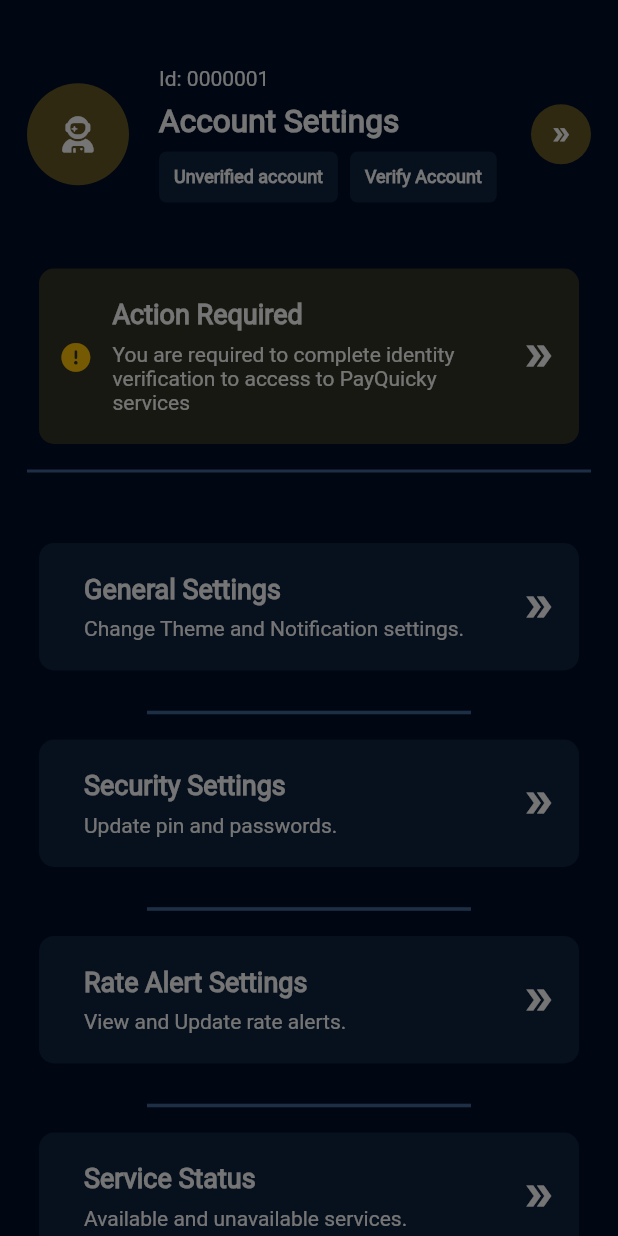
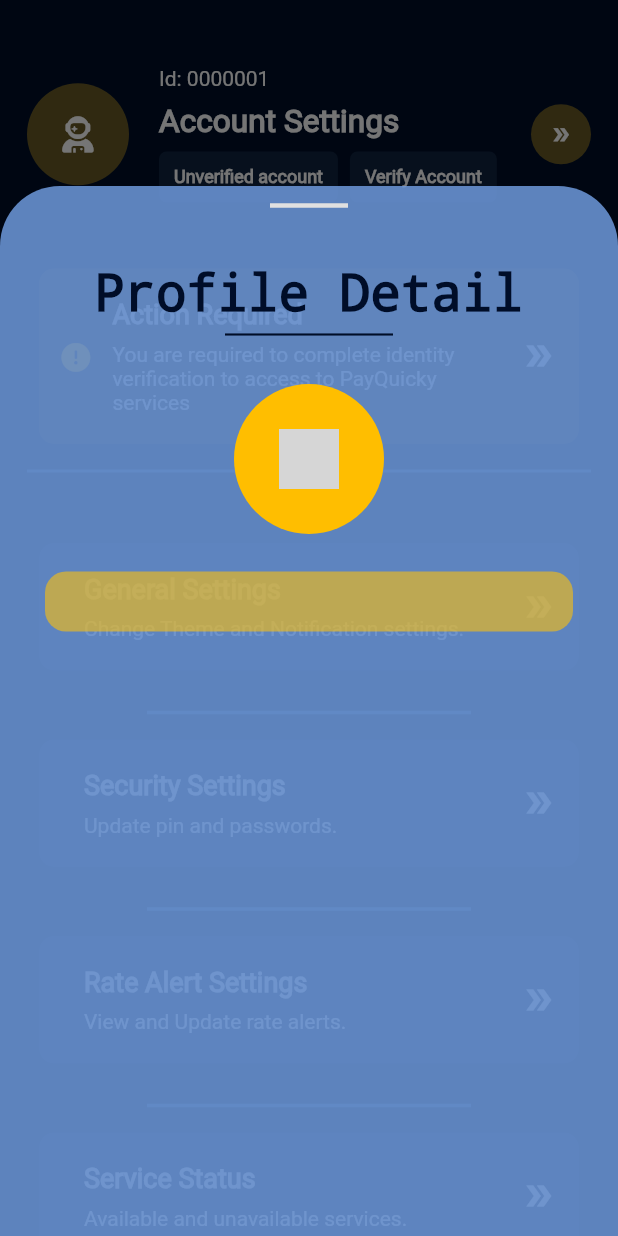
Before and after one commit to Sed-iq/payquicky-app, a Flutter app: the Settings screen opened directly, after a tap on an icon or button, on a phone screen of 412 x 824 dp. Run offline on Flutter 3.47's test engine with Material 2 defaults, Android fonts, the phone set to English and light mode, and no system bars; drawn by our look-alikes of flutter_animate; our stand-ins replace icons_plus, material_design_icons_flutter; grey boxes are pictures that could not be loaded.

Commit message:
Added user profile modal

```diff
--- a/lib/screens/notification.dart
+++ b/lib/screens/notification.dart
@@ -18,22 +18,10 @@ class _Notifications_ScreenState extends State<Notifications_Screen> {
       appBar: AppBar(
         backgroundColor: BG,
         shadowColor: Colors.transparent,
-        title: Column(
-          crossAxisAlignment: CrossAxisAlignment.center,
-          children: [
-            Txt(
-              text: "Notifications",
-              size: 23,
-              weight: FontWeight.bold,
-            ),
-            SizedBox(
-              height: 1,
-            ),
-            Divider(
-              thickness: 2,
-              color: Colors.blueGrey,
-            )
-          ],
+        title: Txt(
+          text: "Notifications",
+          size: 23,
+          weight: FontWeight.bold,
         ),
       ),
       body: Center(
--- a/lib/screens/sub/home.dart
+++ b/lib/screens/sub/home.dart
@@ -4,7 +4,6 @@ import 'package:flutter_animate/flutter_animate.dart';
 import 'package:icons_plus/icons_plus.dart';
 import 'package:material_design_icons_flutter/material_design_icons_flutter.dart';
 import 'package:payquicky/components/config.dart';
-import 'package:payquicky/components/input.dart';
 import 'package:payquicky/components/txt.dart';
 import 'package:payquicky/screens/notification.dart';
 
--- a/lib/screens/sub/settings.dart
+++ b/lib/screens/sub/settings.dart
@@ -4,6 +4,7 @@ import 'package:flutter_animate/flutter_animate.dart';
 import 'package:icons_plus/icons_plus.dart';
 import 'package:material_design_icons_flutter/material_design_icons_flutter.dart';
 import 'package:payquicky/components/config.dart';
+import 'package:payquicky/components/input.dart';
 import 'package:payquicky/components/txt.dart';
 
 class Settings extends StatefulWidget {
@@ -35,9 +36,8 @@ class _SettingsState extends State<Settings> {
                       onTap: () {
                         showDialog(
                             context: context,
-                            builder: (BuildContext $context) {
-                              return Stack();
-                            });
+                            builder: (BuildContext context) =>
+                                const UserModal());
                       },
                       child: CircleAvatar(
                         backgroundColor: Color.fromARGB(120, 223, 176, 35),
@@ -291,3 +291,101 @@ class Options extends StatelessWidget {
     );
   }
 }
+
+class UserModal extends StatefulWidget {
+  const UserModal({super.key});
+
+  @override
+  State<UserModal> createState() => _UserModalState();
+}
+
+class _UserModalState extends State<UserModal> {
+  bool animatePop = false;
+  Future<bool> _onPop() async {
+    setState(() {
+      animatePop = true;
+    });
+    return true;
+  }
+
+  @override
+  Widget build(BuildContext context) {
+    return WillPopScope(
+      onWillPop: _onPop,
+      child: Align(
+              alignment: Alignment.bottomCenter,
+              child: Container(
+                  height: 700,
+                  padding: const EdgeInsets.fromLTRB(0, 5, 0, 0),
+                  decoration: const BoxDecoration(
+                      color: Color.fromRGBO(110, 154, 221, 0.842),
+                      borderRadius: BorderRadius.only(
+                          topLeft: Radius.circular(40),
+                          topRight: Radius.circular(40))),
+                  child: Column(
+                    children: [
+                      Divider(
+                        color: Colors.grey[300],
+                        thickness: 3,
+                        endIndent: 180,
+                        indent: 180,
+                      ),
+                      Padding(
+                        padding: const EdgeInsets.symmetric(vertical: 30),
+                        child: Column(
+                          children: [
+                            Txt(
+                              text: "Profile Detail",
+                              colors: Color.fromARGB(255, 0, 13, 40),
+                              size: 34,
+                              weight: FontWeight.bold,
+                            ),
+                            Divider(
+                              thickness: 1.4,
+                              color: BG,
+                              indent: 150,
+                              endIndent: 150,
+                            ),
+                            Padding(
+                              padding: const EdgeInsets.symmetric(vertical: 25),
+                              child: CircleAvatar(
+                                backgroundColor: BG_AMBER,
+                                radius: 50,
+                                child: Brand(
+                                  Brands.human_torch,
+                                  size: 40,
+                                ),
+                              ),
+                            ),
+                            //TODO: Photo uploading functionality
+                            ModalInput()
+                          ],
+                        ),
+                      ),
+                    ],
+                  )))
+          .animate()
+          .slideY(begin: 0.7, end: 0, duration: Duration(milliseconds: 150))
+          .animate(target: animatePop == true ? 1 : 0)
+          .slideY(begin: 0, end: 1.3),
+    );
+  }
+}
+
+class ModalInput extends StatelessWidget {
+  // For popup
+  const ModalInput({super.key});
+  @override
+  Widget build(BuildContext context) {
+    return Container(
+      margin: EdgeInsets.symmetric(horizontal: 30),
+      padding: EdgeInsets.symmetric(vertical: 20, horizontal: 20),
+      decoration: BoxDecoration(
+          color: const Color.fromARGB(150, 255, 193, 7),
+          borderRadius: const BorderRadius.all(Radius.circular(14))),
+      child: Row(
+        children: [],
+      ),
+    );
+  }
+}
```
Also changed, not shown: 1 other file.
